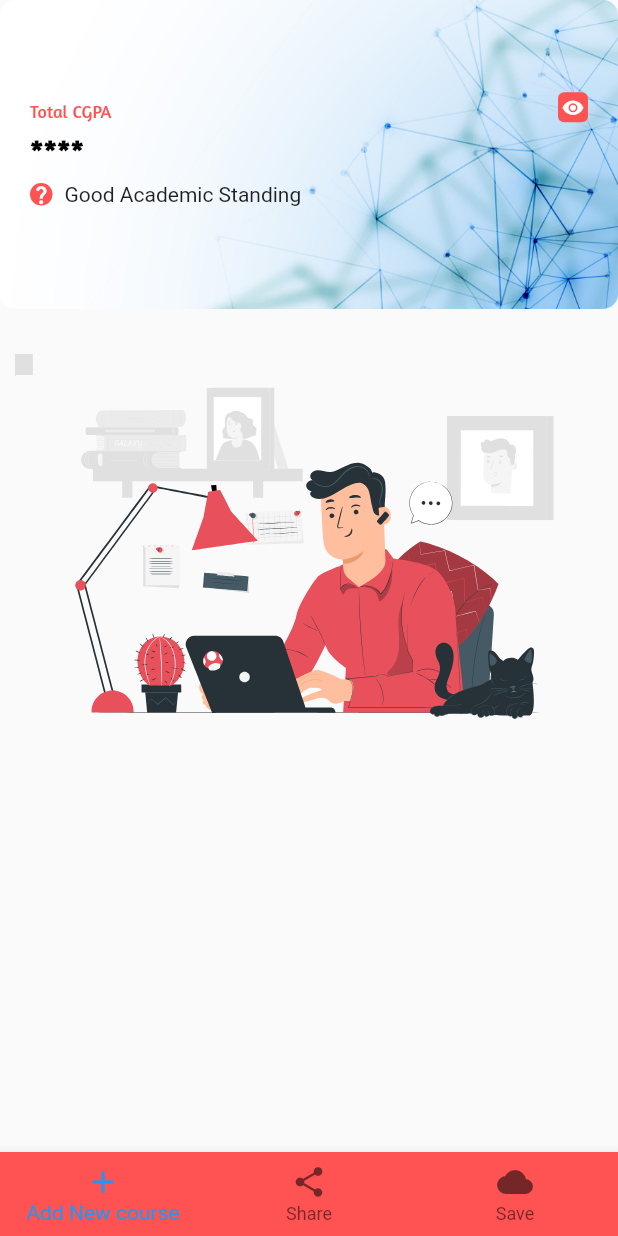
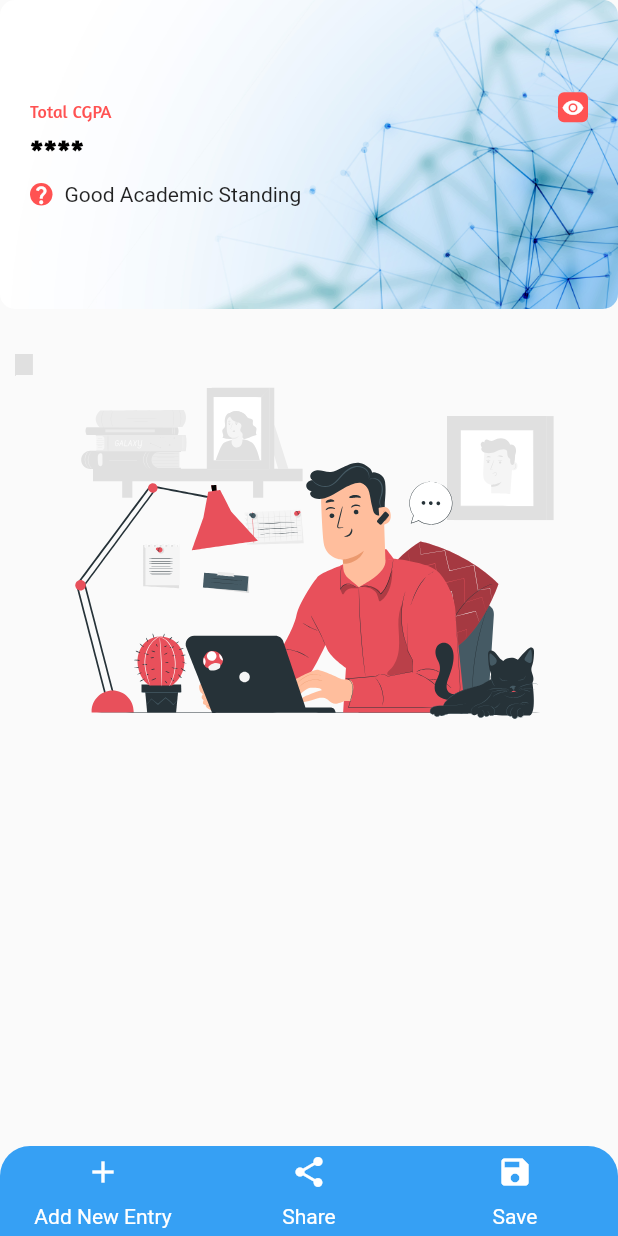
Before and after one commit to Ambrosekol/cgpa_calculator_app, a Flutter app: the Dashboard screen opened directly with empty values, on a phone screen of 412 x 824 dp. Run offline on Flutter 3.47's test engine with Material 2 defaults, Android fonts, the phone set to English and light mode, and no system bars; our stand-ins replace fl_chart, lottie.

Commit message:
bottomNavBar added

```diff
--- a/lib/screens/dashboard.dart
+++ b/lib/screens/dashboard.dart
@@ -11,6 +11,7 @@ class Dashboard extends StatefulWidget {
 }
 
 class _DashboardState extends State<Dashboard> {
+  int bottomNavItemSelector = 0;
   List<String> commentaryStatus = [
     'Excellence',
     'Good Academic Standing',
@@ -22,7 +23,7 @@ class _DashboardState extends State<Dashboard> {
   @override
   Widget build(BuildContext context) {
     return Scaffold(
-      bottomNavigationBar: navBar(),
+      bottomNavigationBar: bottomNavigation(),
       body: Column(
         children: [
           Container(
@@ -187,15 +188,76 @@ class _DashboardState extends State<Dashboard> {
     );
   }
 
-  BottomNavigationBar navBar() {
-    List<BottomNavigationBarItem> baritem = const [
-      BottomNavigationBarItem(icon: Icon(Icons.add), label: 'Add New course'),
-      BottomNavigationBarItem(icon: Icon(Icons.share), label: 'Share'),
-      BottomNavigationBarItem(icon: Icon(Icons.cloud), label: 'Save')
-    ];
-    return BottomNavigationBar(
-      items: baritem,
-      backgroundColor: Colors.redAccent,
+  Widget bottomNavigation() {
+    return Container(
+      decoration: BoxDecoration(
+          borderRadius: const BorderRadius.only(
+            topLeft: Radius.circular(20),
+            topRight: Radius.circular(20),
+          ),
+          color: Colors.blue.withOpacity(0.9)),
+      child: Row(
+        children: [
+          navItem(Icons.add, 'Add New Entry', id: 1),
+          navItem(Icons.share, 'Share', id: 2),
+          navItem(Icons.save, 'Save', id: 3),
+        ],
+      ),
+    );
+  }
+
+  Widget navItem(IconData icon, String label, {required id}) {
+    // List<BottomNavigationBarItem> baritem = const [
+    //   BottomNavigationBarItem(
+    //     icon: Icon(Icons.add, color: Colors.white),
+    //     label: 'New entry',
+    //   ),
+    //   BottomNavigationBarItem(
+    //       icon: Icon(Icons.share, color: Colors.white), label: 'Share'),
+    //   BottomNavigationBarItem(
+    //       icon: Icon(Icons.cloud, color: Colors.white), label: 'Save')
+    // ];
+    return GestureDetector(
+      onTap: () {
+        setState(() {
+          bottomNavItemSelector = id;
+        });
+      },
+      child: Container(
+        width: MediaQuery.of(context).size.width / 3,
+        height: 60,
+        alignment: Alignment.center,
+        decoration: id == bottomNavItemSelector
+            ? const BoxDecoration(
+                borderRadius: BorderRadius.only(
+                  topLeft: Radius.circular(20),
+                  topRight: Radius.circular(20),
+                ),
+                // border:
+                //     Border(bottom: BorderSide(width: 5, color: Colors.white)),
+                color: Colors.redAccent,
+                // gradient: LinearGradient(
+                //   colors: [
+                //     Colors.redAccent.withOpacity(0.8),
+                //     Colors.redAccent.withOpacity(0.1)
+                //   ],
+                //   begin: Alignment.bottomCenter,
+                //   end: Alignment.topCenter,
+                //   // stops: const [0.1, 0.2],
+                // ),
+              )
+            : null,
+        child: Column(
+          mainAxisAlignment: MainAxisAlignment.spaceAround,
+          children: [
+            Icon(icon, color: Colors.white),
+            Text(
+              label,
+              style: const TextStyle(color: Colors.white),
+            ),
+          ],
+        ),
+      ),
     );
   }
 }
--- a/lib/widget/yearcard.dart
+++ b/lib/widget/yearcard.dart
@@ -29,7 +29,7 @@ class _YearCardState extends State<YearCard> {
         ),
       ),
       width: MediaQuery.of(context).size.width - 20,
-      height: 150.0,
+      height: 160.0,
       child: Column(
         children: [
           Text(
```
